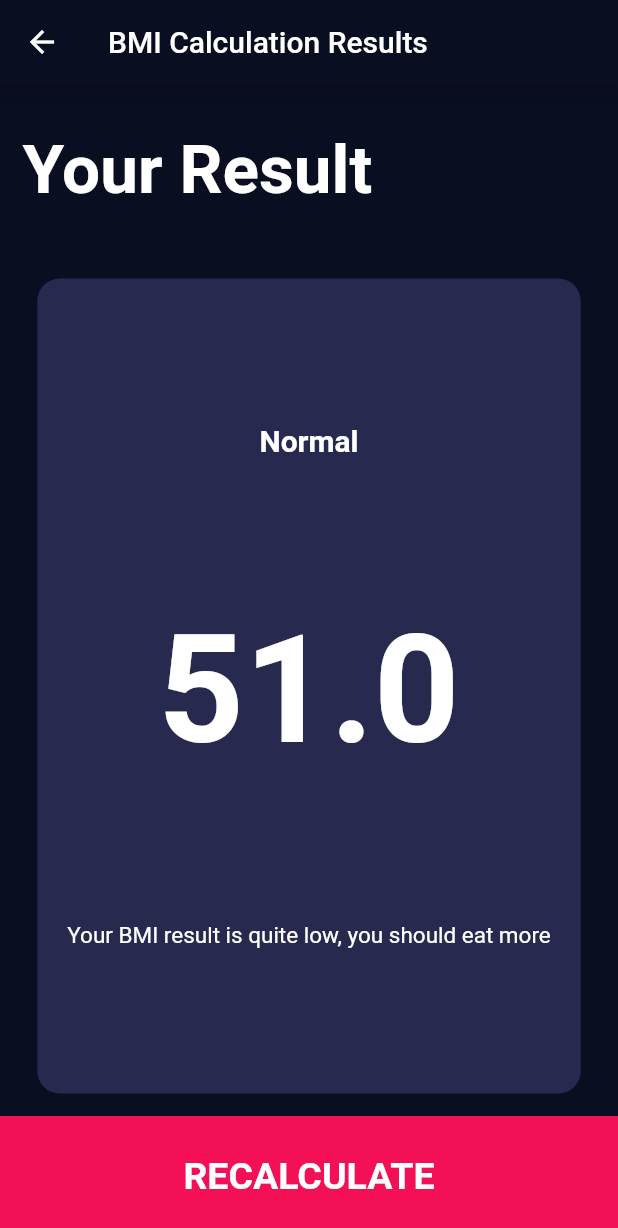
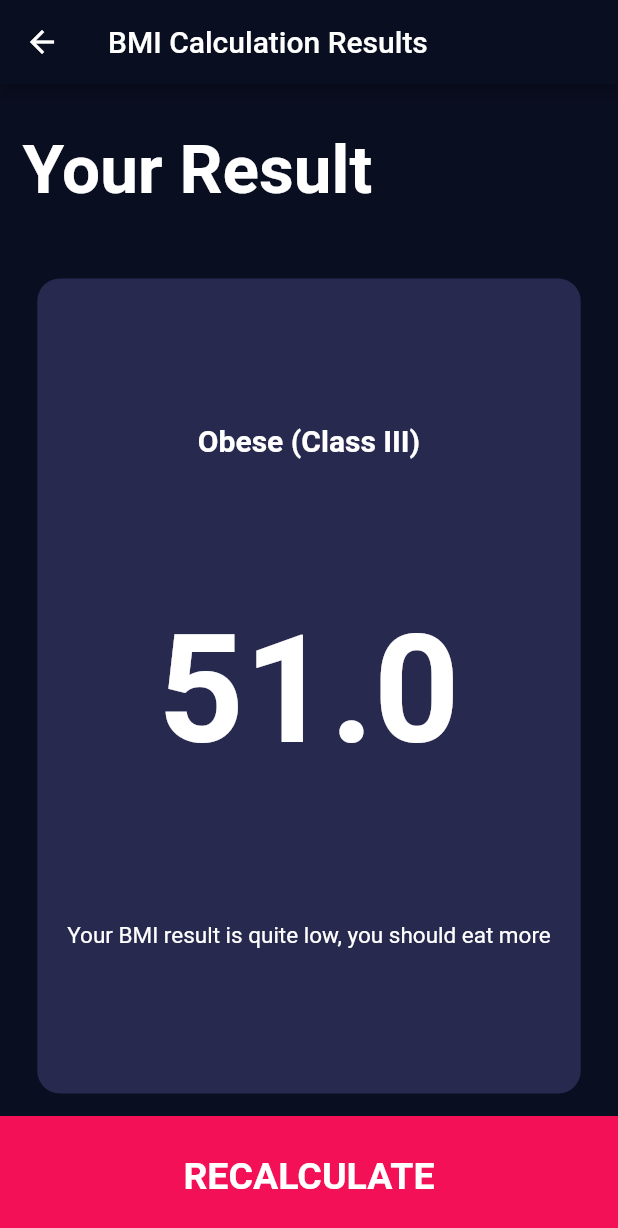
Before and after one commit to maviswisanggeni/bmi-calculator-app, a Flutter app: the screen it shows after launch, after a tap on "CALCULATE", on a phone screen of 412 x 824 dp. Shown: the top 1228 px of the screen. Run offline on Flutter 3.47's test engine with Material 2 defaults, Android fonts, the phone set to English and light mode, and no system bars.

Commit message:
feat: [MW] BMI Category Calculated Results

```diff
--- a/lib/constants/constant.dart
+++ b/lib/constants/constant.dart
@@ -10,3 +10,12 @@ TextStyle numberTextStyle = TextStyle(
   fontWeight: FontWeight.bold,
   color: Colors.white,
 );
+
+String underweightSevere = "Underweight (Severe thinness)";
+String underweightModerate = "Underweight (Moderate thinness)";
+String underweightMild = "Underweight (Mild thinness)";
+String normal = "Normal";
+String overweight = "Overweight";
+String obeseI = "Obese (Class I)";
+String obeseII = "Obese (Class II)";
+String obeseIII = "Obese (Class III)";
--- a/lib/views/bmi_result_screen.dart
+++ b/lib/views/bmi_result_screen.dart
@@ -1,3 +1,4 @@
+import 'package:bmi/constants/constant.dart';
 import 'package:bmi/views/bmi_data_screen.dart';
 import 'package:flutter/material.dart';
 
@@ -5,6 +6,29 @@ class BmiResultScreen extends StatelessWidget {
   const BmiResultScreen({Key? key, required this.bmi}) : super(key: key);
 
   final double bmi;
+
+  determineBmiCategory(double bmiValue) {
+    String category = "";
+    if (bmiValue < 16.0) {
+      category = underweightSevere;
+    } else if (bmiValue < 17) {
+      category = underweightModerate;
+    } else if (bmiValue < 18.5) {
+      category = underweightMild;
+    } else if (bmiValue < 25) {
+      category = normal;
+    } else if (bmiValue < 30) {
+      category = overweight;
+    } else if (bmiValue < 35) {
+      category = obeseI;
+    } else if (bmiValue < 40) {
+      category = obeseII;
+    } else if (bmiValue >= 40) {
+      category = obeseIII;
+    }
+
+    return category;
+  }
 
   @override
   Widget build(BuildContext context) {
@@ -41,7 +65,7 @@ class BmiResultScreen extends StatelessWidget {
                   mainAxisAlignment: MainAxisAlignment.spaceEvenly,
                   children: [
                     Text(
-                      "Normal",
+                      determineBmiCategory(bmi),
                       style: TextStyle(
                         fontSize: 20,
                         fontWeight: FontWeight.bold,
```
